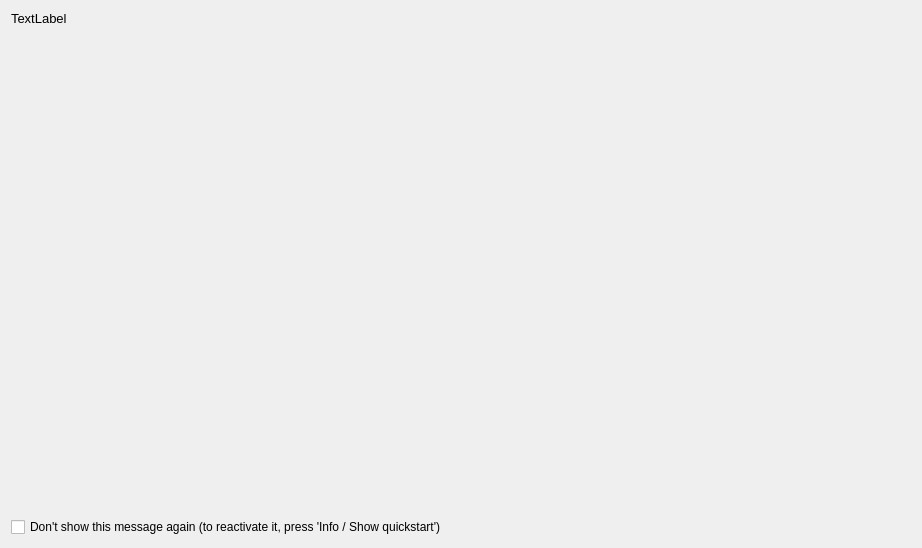
The window that src/quickstart_gui.ui (timing/PlanetarySystemStacker) describes before a commit, drawn with Qt 5.
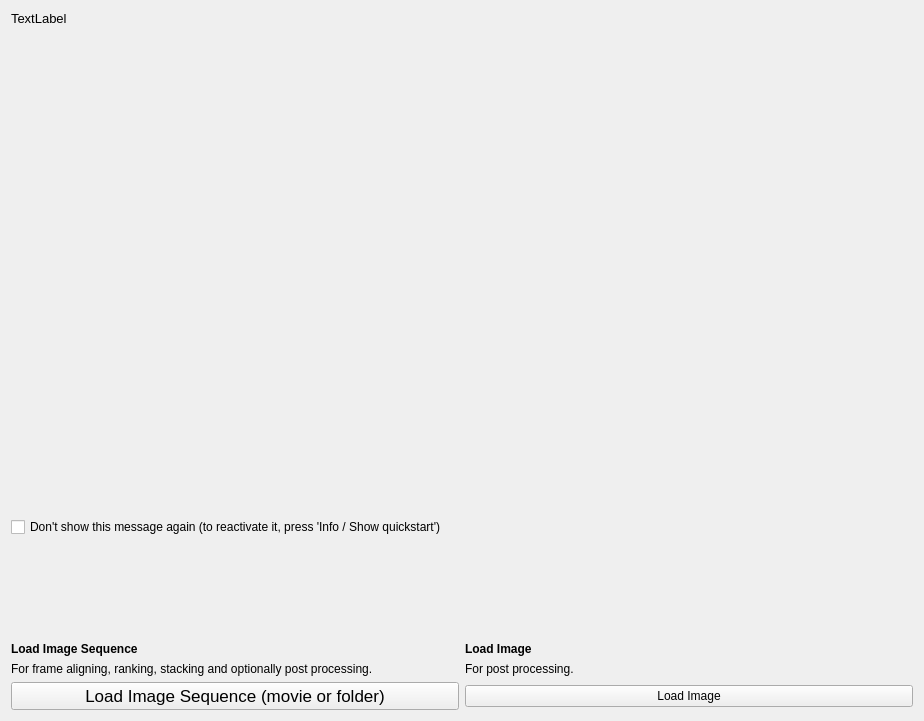
The same window after the commit.

Commit message: Add two main buttons in quickstart

```diff
--- a/src/quickstart_gui.ui
+++ b/src/quickstart_gui.ui
@@ -6,8 +6,8 @@
    <rect>
     <x>0</x>
     <y>0</y>
-    <width>599</width>
-    <height>451</height>
+    <width>924</width>
+    <height>721</height>
    </rect>
   </property>
   <property name="windowTitle">
@@ -38,6 +38,13 @@
      </property>
     </widget>
    </item>
+   <item>
+    <widget class="QCheckBox" name="dont_show_checkBox">
+     <property name="text">
+      <string>Don't show this message again (to reactivate it, press 'Info / Show quickstart')</string>
+     </property>
+    </widget>
+   </item>
    <item>
     <spacer name="verticalSpacer">
      <property name="orientation">
@@ -52,11 +59,73 @@
     </spacer>
    </item>
    <item>
-    <widget class="QCheckBox" name="dont_show_checkBox">
-     <property name="text">
-      <string>Don't show this message again (to reactivate it, press 'Info / Show quickstart')</string>
-     </property>
-    </widget>
+    <layout class="QGridLayout" name="gridLayout">
+     <item row="1" column="0">
+      <widget class="QLabel" name="label_2">
+       <property name="font">
+        <font>
+         <weight>75</weight>
+         <bold>true</bold>
+        </font>
+       </property>
+       <property name="text">
+        <string>Load Image Sequence</string>
+       </property>
+      </widget>
+     </item>
+     <item row="1" column="1">
+      <widget class="QLabel" name="label_3">
+       <property name="font">
+        <font>
+         <weight>75</weight>
+         <bold>true</bold>
+        </font>
+       </property>
+       <property name="text">
+        <string>Load Image</string>
+       </property>
+      </widget>
+     </item>
+     <item row="2" column="0">
+      <widget class="QLabel" name="label_4">
+       <property name="text">
+        <string>For frame aligning, ranking, stacking and optionally post processing.</string>
+       </property>
+      </widget>
+     </item>
+     <item row="2" column="1">
+      <widget class="QLabel" name="label_5">
+       <property name="text">
+        <string>For post processing.</string>
+       </property>
+      </widget>
+     </item>
+     <item row="3" column="1">
+      <widget class="QPushButton" name="load_image_button">
+       <property name="text">
+        <string>Load Image</string>
+       </property>
+      </widget>
+     </item>
+     <item row="3" column="0">
+      <widget class="QPushButton" name="load_sequence_button">
+       <property name="sizePolicy">
+        <sizepolicy hsizetype="Minimum" vsizetype="Fixed">
+         <horstretch>0</horstretch>
+         <verstretch>0</verstretch>
+        </sizepolicy>
+       </property>
+       <property name="font">
+        <font>
+         <pointsize>13</pointsize>
+        </font>
+       </property>
+       <property name="text">
+        <string>Load Image Sequence (movie or folder)</string>
+       </property>
+      </widget>
+     </item>
+    </layout>
    </item>
   </layout>
  </widget>
```
The commit also changes 2 other files.
